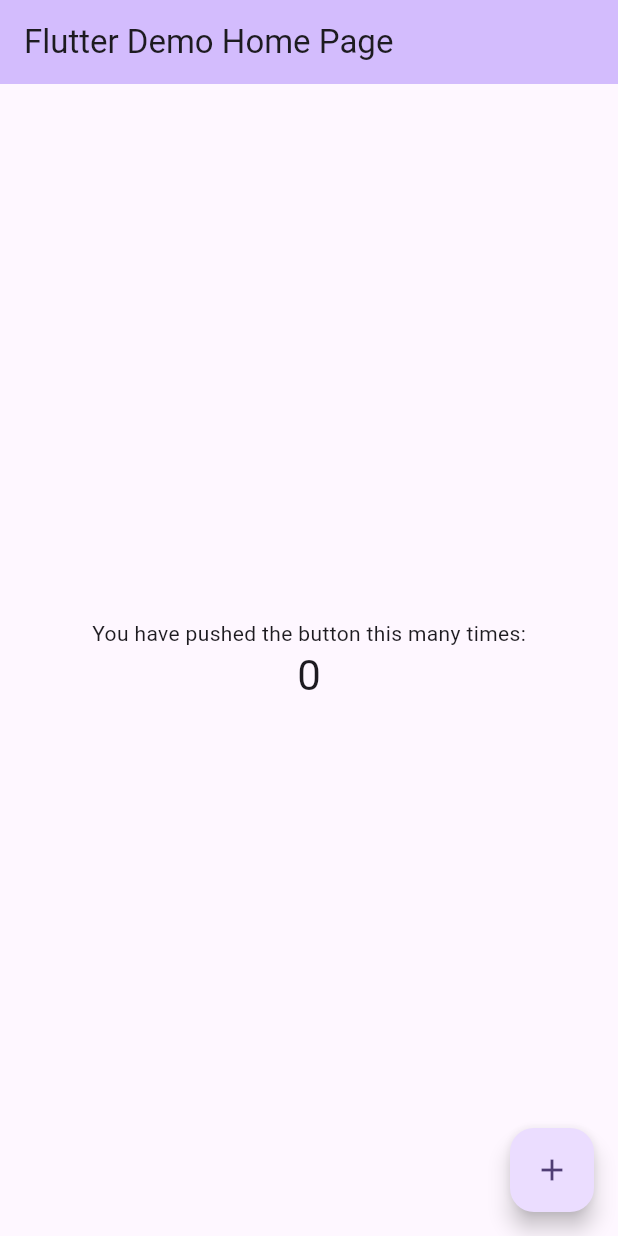
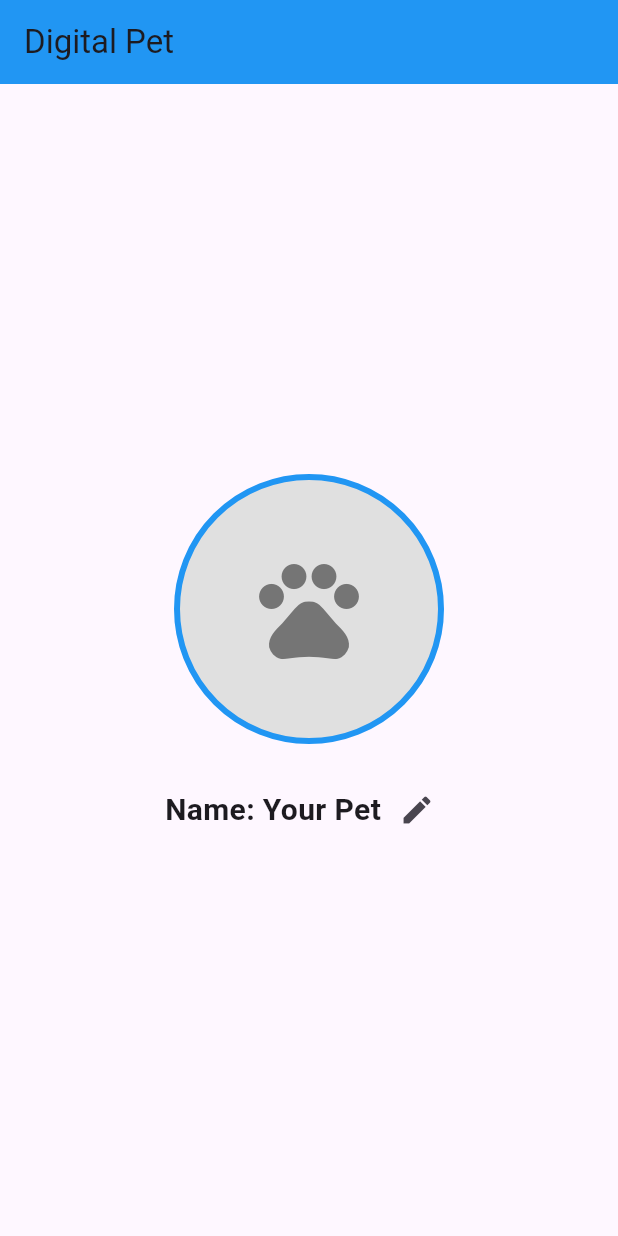
Before and after one commit to jithu2111/act5, a Flutter app: the screen it shows after launch, on a phone screen of 412 x 824 dp. Run offline on Flutter 3.47's test engine with Material 3 defaults, Android fonts, the phone set to English and light mode, and no system bars.

Commit message:
Initial App Structure and Basic Pet Display

```diff
--- a/lib/main.dart
+++ b/lib/main.dart
@@ -1,122 +1,109 @@
+// Author: Prajeeth
+// Class Activity #5 - Digital Pet App with State Management
+// Due: 09/18/25
+
 import 'package:flutter/material.dart';
 
 void main() {
-  runApp(const MyApp());
+  runApp(MaterialApp(
+    home: DigitalPetApp(),
+  ));
 }
 
-class MyApp extends StatelessWidget {
-  const MyApp({super.key});
+class DigitalPetApp extends StatefulWidget {
+  const DigitalPetApp({Key? key}) : super(key: key);
 
-  // This widget is the root of your application.
   @override
-  Widget build(BuildContext context) {
-    return MaterialApp(
-      title: 'Flutter Demo',
-      theme: ThemeData(
-        // This is the theme of your application.
-        //
-        // TRY THIS: Try running your application with "flutter run". You'll see
-        // the application has a purple toolbar. Then, without quitting the app,
-        // try changing the seedColor in the colorScheme below to Colors.green
-        // and then invoke "hot reload" (save your changes or press the "hot
-        // reload" button in a Flutter-supported IDE, or press "r" if you used
-        // the command line to start the app).
-        //
-        // Notice that the counter didn't reset back to zero; the application
-        // state is not lost during the reload. To reset the state, use hot
-        // restart instead.
-        //
-        // This works for code too, not just values: Most code changes can be
-        // tested with just a hot reload.
-        colorScheme: ColorScheme.fromSeed(seedColor: Colors.deepPurple),
-      ),
-      home: const MyHomePage(title: 'Flutter Demo Home Page'),
-    );
-  }
+  DigitalPetAppState createState() => DigitalPetAppState();
 }
 
-class MyHomePage extends StatefulWidget {
-  const MyHomePage({super.key, required this.title});
-
-  // This widget is the home page of your application. It is stateful, meaning
-  // that it has a State object (defined below) that contains fields that affect
-  // how it looks.
-
-  // This class is the configuration for the state. It holds the values (in this
-  // case the title) provided by the parent (in this case the App widget) and
-  // used by the build method of the State. Fields in a Widget subclass are
-  // always marked "final".
-
-  final String title;
+class DigitalPetAppState extends State<DigitalPetApp> {
+  String petName = "Your Pet";
+  bool isEditingName = false;
+  TextEditingController nameController = TextEditingController();
 
   @override
-  State<MyHomePage> createState() => _MyHomePageState();
-}
+  void dispose() {
+    nameController.dispose();
+    super.dispose();
+  }
 
-class _MyHomePageState extends State<MyHomePage> {
-  int _counter = 0;
-
-  void _incrementCounter() {
+  void _toggleNameEdit() {
     setState(() {
-      // This call to setState tells the Flutter framework that something has
-      // changed in this State, which causes it to rerun the build method below
-      // so that the display can reflect the updated values. If we changed
-      // _counter without calling setState(), then the build method would not be
-      // called again, and so nothing would appear to happen.
-      _counter++;
+      if (isEditingName) {
+        if (nameController.text.isNotEmpty) {
+          petName = nameController.text;
+        }
+        isEditingName = false;
+      } else {
+        nameController.text = petName;
+        isEditingName = true;
+      }
     });
   }
 
   @override
   Widget build(BuildContext context) {
-    // This method is rerun every time setState is called, for instance as done
-    // by the _incrementCounter method above.
-    //
-    // The Flutter framework has been optimized to make rerunning build methods
-    // fast, so that you can just rebuild anything that needs updating rather
-    // than having to individually change instances of widgets.
     return Scaffold(
       appBar: AppBar(
-        // TRY THIS: Try changing the color here to a specific color (to
-        // Colors.amber, perhaps?) and trigger a hot reload to see the AppBar
-        // change color while the other colors stay the same.
-        backgroundColor: Theme.of(context).colorScheme.inversePrimary,
-        // Here we take the value from the MyHomePage object that was created by
-        // the App.build method, and use it to set our appbar title.
-        title: Text(widget.title),
+        title: Text('Digital Pet'),
+        backgroundColor: Colors.blue,
       ),
-      body: Center(
-        // Center is a layout widget. It takes a single child and positions it
-        // in the middle of the parent.
+      body: Padding(
+        padding: EdgeInsets.all(20.0),
         child: Column(
-          // Column is also a layout widget. It takes a list of children and
-          // arranges them vertically. By default, it sizes itself to fit its
-          // children horizontally, and tries to be as tall as its parent.
-          //
-          // Column has various properties to control how it sizes itself and
-          // how it positions its children. Here we use mainAxisAlignment to
-          // center the children vertically; the main axis here is the vertical
-          // axis because Columns are vertical (the cross axis would be
-          // horizontal).
-          //
-          // TRY THIS: Invoke "debug painting" (choose the "Toggle Debug Paint"
-          // action in the IDE, or press "p" in the console), to see the
-          // wireframe for each widget.
           mainAxisAlignment: MainAxisAlignment.center,
           children: <Widget>[
-            const Text('You have pushed the button this many times:'),
-            Text(
-              '$_counter',
-              style: Theme.of(context).textTheme.headlineMedium,
+            // Pet Image Placeholder
+            Container(
+              width: 180,
+              height: 180,
+              decoration: BoxDecoration(
+                shape: BoxShape.circle,
+                border: Border.all(color: Colors.blue, width: 4),
+                color: Colors.grey[300],
+              ),
+              child: Icon(
+                Icons.pets,
+                size: 80,
+                color: Colors.grey[600],
+              ),
+            ),
+            SizedBox(height: 20),
+
+            // Pet Name Section
+            Row(
+              mainAxisAlignment: MainAxisAlignment.center,
+              children: [
+                if (isEditingName) ...[
+                  Expanded(
+                    child: TextField(
+                      controller: nameController,
+                      decoration: InputDecoration(
+                        border: OutlineInputBorder(),
+                        hintText: 'Enter pet name',
+                      ),
+                    ),
+                  ),
+                  IconButton(
+                    onPressed: _toggleNameEdit,
+                    icon: Icon(Icons.check),
+                  ),
+                ] else ...[
+                  Text(
+                    'Name: $petName',
+                    style: TextStyle(fontSize: 20.0, fontWeight: FontWeight.bold),
+                  ),
+                  IconButton(
+                    onPressed: _toggleNameEdit,
+                    icon: Icon(Icons.edit),
+                  ),
+                ],
+              ],
             ),
           ],
         ),
       ),
-      floatingActionButton: FloatingActionButton(
-        onPressed: _incrementCounter,
-        tooltip: 'Increment',
-        child: const Icon(Icons.add),
-      ), // This trailing comma makes auto-formatting nicer for build methods.
     );
   }
 }
--- a/pubspec.yaml
+++ b/pubspec.yaml
@@ -58,9 +58,8 @@ flutter:
   uses-material-design: true
 
   # To add assets to your application, add an assets section, like this:
-  # assets:
-  #   - images/a_dot_burr.jpeg
-  #   - images/a_dot_ham.jpeg
+  assets:
+    - assets/images/
 
   # An image asset can refer to one or more resolution-specific "variants", see
   # https://flutter.dev/to/resolution-aware-images
```
Also changed, not shown: assets/images/Happy.png (added), assets/images/Neutral.png (added), assets/images/Sad.png (added).
